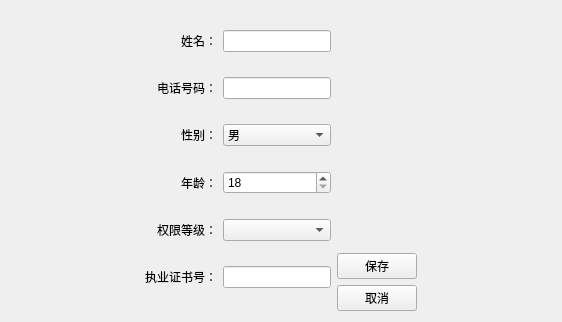
Qt form HDATS/doctoredit.ui (fhwhsa/HDATS) before a commit.
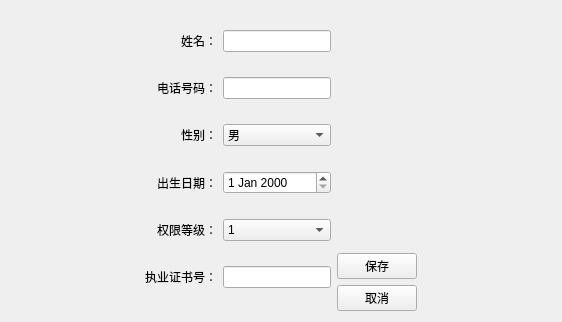
The same form after that commit.

What changed in the file:
```diff
--- a/HDATS/doctoredit.ui
+++ b/HDATS/doctoredit.ui
@@ -58,7 +58,18 @@
         </widget>
        </item>
        <item row="4" column="1">
-        <widget class="QComboBox" name="pLevel"/>
+        <widget class="QComboBox" name="pLevel">
+         <item>
+          <property name="text">
+           <string>1</string>
+          </property>
+         </item>
+         <item>
+          <property name="text">
+           <string>2</string>
+          </property>
+         </item>
+        </widget>
        </item>
        <item row="1" column="0">
         <widget class="QLabel" name="label_2">
@@ -84,20 +95,10 @@
          </item>
         </widget>
        </item>
-       <item row="3" column="1">
-        <widget class="QSpinBox" name="age">
-         <property name="minimum">
-          <number>18</number>
-         </property>
-         <property name="maximum">
-          <number>80</number>
-         </property>
-        </widget>
-       </item>
        <item row="3" column="0">
         <widget class="QLabel" name="label_4">
          <property name="text">
-          <string>年龄：</string>
+          <string>出生日期：</string>
          </property>
          <property name="alignment">
           <set>Qt::AlignRight|Qt::AlignTrailing|Qt::AlignVCenter</set>
@@ -127,6 +128,9 @@
          </property>
         </widget>
        </item>
+       <item row="3" column="1">
+        <widget class="QDateEdit" name="birthDate"/>
+       </item>
       </layout>
      </item>
      <item>
```
Left out of the diff: 2 changed lines with no effect on the pictures.
